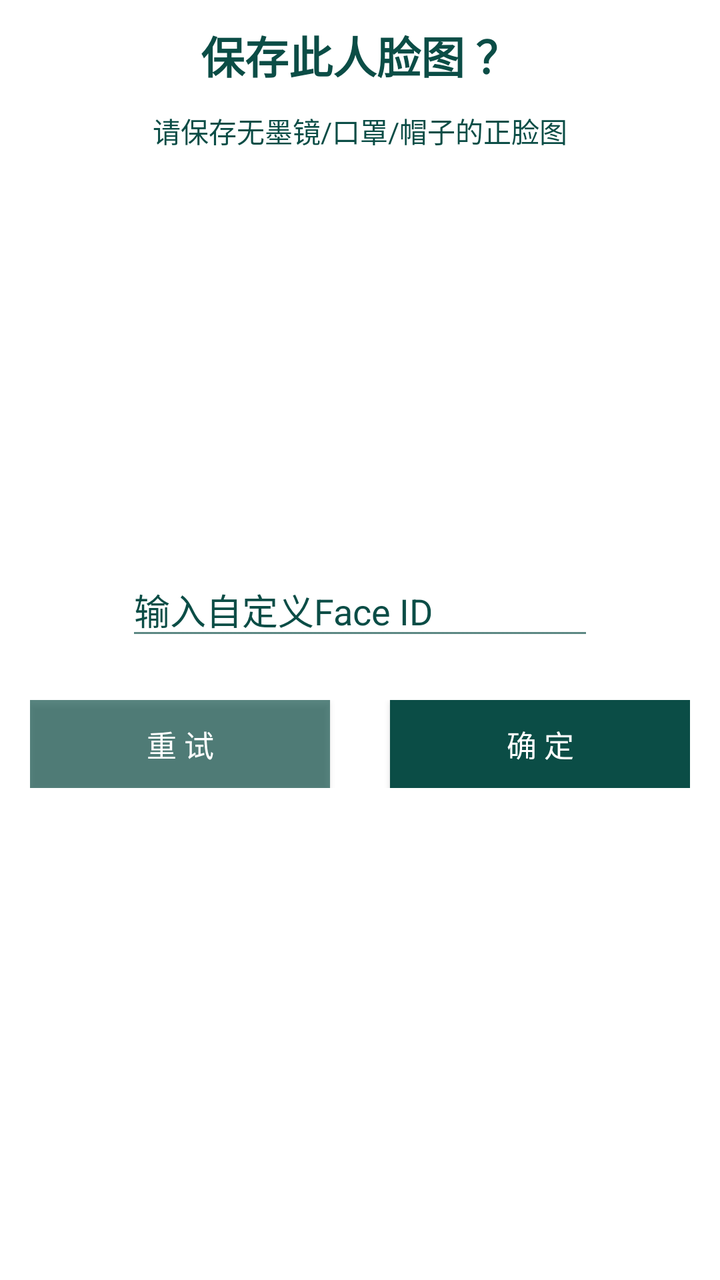
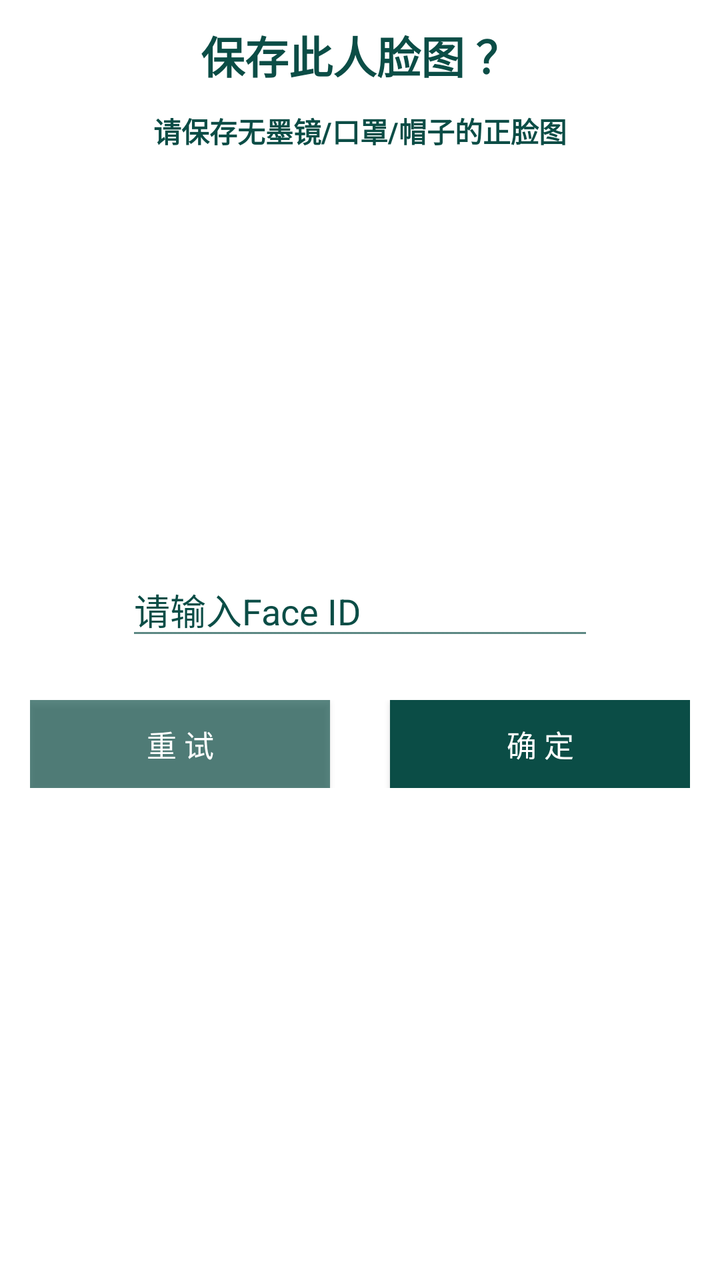

Screens rendered from an Android XML layout before and after an edit, with the pre-edit source and the edit as a unified diff.
<!-- AndroidManifest.xml: another module's application theme FaceAIAppTheme -->
<!-- res/layout/dialog_confirm_base.xml -->
<?xml version="1.0" encoding="utf-8"?>
<LinearLayout xmlns:android="http://schemas.android.com/apk/res/android"
    android:layout_width="match_parent"
    android:layout_height="wrap_content"
    android:background="@color/white"
    android:orientation="vertical">

    <androidx.core.widget.NestedScrollView
        android:layout_width="match_parent"
        android:layout_height="match_parent">

        <LinearLayout
            android:layout_width="match_parent"
            android:layout_height="wrap_content"
            android:orientation="vertical">

            <TextView
                android:id="@+id/textView"
                android:layout_width="match_parent"
                android:layout_height="55dp"
                android:background="@color/white"
                android:gravity="center"
                android:text="保存此人脸图 ？"
                android:textColor="@color/face_lib_main_color"
                android:textStyle="bold"
                android:textSize="22sp" />

            <TextView
                android:id="@+id/textView2"
                android:layout_width="match_parent"
                android:layout_height="wrap_content"
                android:background="@color/white"
                android:gravity="center"
                android:text="请保存无墨镜/口罩/帽子的正脸图"
                android:textColor="@color/face_lib_main_color"
                android:textSize="14sp" />


            <ImageView
                android:id="@+id/preview"
                android:layout_gravity="center"
                android:layout_marginTop="15dp"
                android:layout_marginBottom="25dp"
                android:layout_width="166dp"
                android:layout_height="166dp"/>


            <EditText
                android:id="@+id/edit_text"
                android:layout_width="234dp"
                android:layout_height="wrap_content"
                android:hint="输入自定义Face ID"
                android:layout_gravity="center"
                android:theme="@style/MyEditText"
                android:layout_marginBottom="25dp"
                android:textColorHint="@color/face_lib_main_color"
                android:textColor="@color/green"
                android:focusable="true"
                android:singleLine="true"
                android:focusableInTouchMode="true"
                />


            <LinearLayout
                android:layout_width="match_parent"
                android:layout_height="wrap_content"
                android:layout_marginBottom="15dp"
                android:orientation="horizontal"
                android:paddingLeft="15dp"
                android:paddingRight="15dp">

                <Button
                    android:id="@+id/btn_cancel"
                    android:layout_width="0dp"
                    android:layout_height="44dp"
                    android:layout_marginEnd="15dp"
                    android:layout_weight="1"
                    android:background="@color/blue_sky"
                    android:text="重 试"
                    android:textColor="@color/white"
                    android:textSize="15sp" />

                <Button
                    android:id="@+id/btn_ok"
                    android:layout_width="0dp"
                    android:layout_height="44dp"
                    android:layout_weight="1"
                    android:layout_marginStart="15dp"
                    android:background="@color/face_lib_main_color"
                    android:text="确 定"
                    android:textColor="@color/white"
                    android:textSize="15sp" />

            </LinearLayout>

        </LinearLayout>

    </androidx.core.widget.NestedScrollView>

</LinearLayout>
<!-- resources referenced by this layout -->
<resources>
  <color name="blue_sky">#AA0B4D46</color>
  <color name="face_lib_main_color">#0B4D46</color>
  <color name="green">#58E35E</color>
  <color name="white">#FFFFFFFF</color>
  <style name="MyEditText" parent="Theme.AppCompat.Light">
          <item name="colorControlNormal">@color/blue_sky</item>
          <item name="colorControlActivated">@color/green</item>
      </style>
  <style name="FaceAIAppTheme" parent="Theme.AppCompat.DayNight.NoActionBar">
          
          <item name="colorControlNormal">@android:color/white</item>
          <item name="colorPrimary">@color/face_lib_main_color</item>
          <item name="colorPrimaryDark">@color/face_lib_main_color</item>
          <item name="colorAccent">@color/face_lib_main_color</item>
  
          <item name="buttonBarPositiveButtonStyle">@style/positiveBtnStyle</item>
          <item name="buttonBarNegativeButtonStyle">@style/negativeBtnstyle</item>
      </style>
  <style name="positiveBtnStyle" parent="Widget.AppCompat.Button.ButtonBar.AlertDialog">
          <item name="android:textColor">@color/green</item>
      </style>
  <style name="negativeBtnstyle" parent="Widget.AppCompat.Button.ButtonBar.AlertDialog">
          <item name="android:textColor">@color/red</item>
      </style>
  <color name="red">#E91E63</color>
</resources>

<!-- the commit's change to res/layout/dialog_confirm_base.xml (unified diff, before → after) -->
@@ -31,6 +31,7 @@
                 android:layout_height="wrap_content"
                 android:background="@color/white"
                 android:gravity="center"
+                android:textStyle="bold"
                 android:text="请保存无墨镜/口罩/帽子的正脸图"
                 android:textColor="@color/face_lib_main_color"
                 android:textSize="14sp" />
@@ -49,10 +50,11 @@
                 android:id="@+id/edit_text"
                 android:layout_width="234dp"
                 android:layout_height="wrap_content"
-                android:hint="输入自定义Face ID"
+                android:hint="请输入Face ID"
                 android:layout_gravity="center"
                 android:theme="@style/MyEditText"
                 android:layout_marginBottom="25dp"
+                android:maxLength="11"
                 android:textColorHint="@color/face_lib_main_color"
                 android:textColor="@color/green"
                 android:focusable="true"
<!-- resource entries referenced after the edit -->
@@ -16,12 +16,12 @@
           <item name="colorAccent">@color/face_lib_main_color</item>
   
           <item name="buttonBarPositiveButtonStyle">@style/positiveBtnStyle</item>
-          <item name="buttonBarNegativeButtonStyle">@style/negativeBtnstyle</item>
+          <item name="buttonBarNegativeButtonStyle">@style/negativeBtnStyle</item>
       </style>
   <style name="positiveBtnStyle" parent="Widget.AppCompat.Button.ButtonBar.AlertDialog">
           <item name="android:textColor">@color/green</item>
       </style>
-  <style name="negativeBtnstyle" parent="Widget.AppCompat.Button.ButtonBar.AlertDialog">
+  <style name="negativeBtnStyle" parent="Widget.AppCompat.Button.ButtonBar.AlertDialog">
           <item name="android:textColor">@color/red</item>
       </style>
   <color name="red">#E91E63</color>
